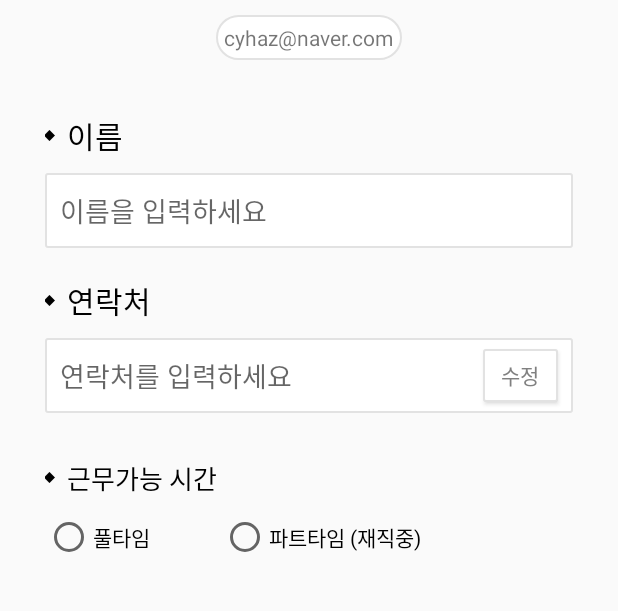
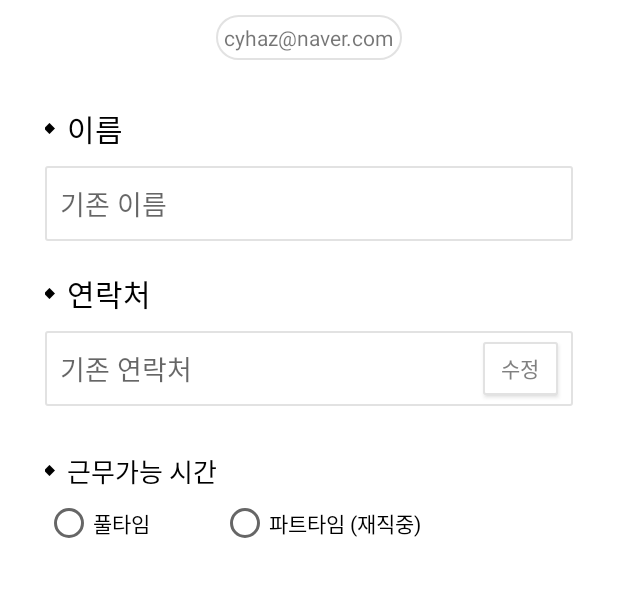
Before and after one commit to cyhaz/2020.03.20_ProfileSetting, an Android app: the screen it shows after launch (MainActivity), on a phone screen of 412 x 824 dp, the part 332-943 px from its top. Run offline under Robolectric (Android 15) with nearby library versions, the phone set to English and light mode, and no system bars; our stand-ins replace CircleImageView, data binding.

Commit message:
베이스엑티비티 + 메인엑티비티 연동 생성자

```diff
--- a/app/src/main/java/kr/co/youhyun/a20200320_profilesetting/MainActivity.java
+++ b/app/src/main/java/kr/co/youhyun/a20200320_profilesetting/MainActivity.java
@@ -10,6 +10,8 @@ public class MainActivity extends BaseActivity {
     protected void onCreate(Bundle savedInstanceState) {
         super.onCreate(savedInstanceState);
         setContentView(R.layout.activity_main);
+        setupEvents();
+        setValues();
     }
 
     @Override
--- a/app/src/main/res/layout/activity_main.xml
+++ b/app/src/main/res/layout/activity_main.xml
@@ -7,6 +7,7 @@
         android:layout_height="match_parent"
         android:orientation="vertical"
         android:padding="30dp"
+        android:background="#FFFFFF"
         tools:context=".MainActivity">
 
         <LinearLayout
@@ -50,7 +51,7 @@
             android:layout_width="match_parent"
             android:layout_height="wrap_content"
             android:orientation="horizontal"
-            android:paddingTop="20dp"
+            android:paddingTop="15dp"
             android:gravity="center_vertical">
             // 다이아몬드 이미지
             <ImageView
@@ -70,12 +71,11 @@
 
         // 이름 입력
         <EditText
-            android:id="@+id/signUpNameEdt"
             android:layout_marginTop="10dp"
             android:paddingLeft="10dp"
             android:layout_width="match_parent"
             android:layout_height="50dp"
-            android:hint="이름을 입력하세요"
+            android:hint="기존 이름"
             android:inputType="text"
             android:background="@drawable/gray_button_layout"/>
 
@@ -109,11 +109,10 @@
             android:layout_marginTop="10dp">
 
             <EditText
-                android:id="@+id/signUpPhoneNumEdt"
                 android:paddingLeft="10dp"
                 android:layout_width="match_parent"
                 android:layout_height="50dp"
-                android:hint="연락처를 입력하세요"
+                android:hint="기존 연락처"
                 android:inputType="textEmailAddress"
                 android:background="@drawable/gray_button_layout"/>
 
@@ -154,7 +153,7 @@
         <RadioGroup
             android:layout_width="match_parent"
             android:layout_height="wrap_content"
-            android:layout_marginTop="10dp"
+            android:layout_marginTop="5dp"
             android:orientation="horizontal">
             // 풀타임 체크
             <RadioButton
```
